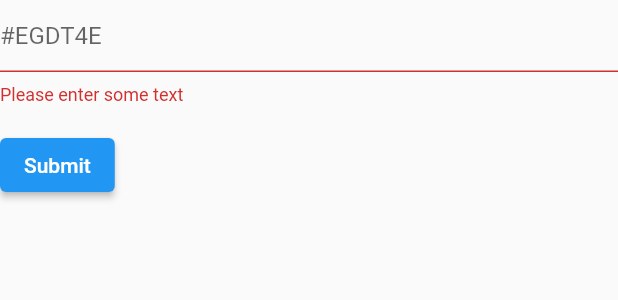
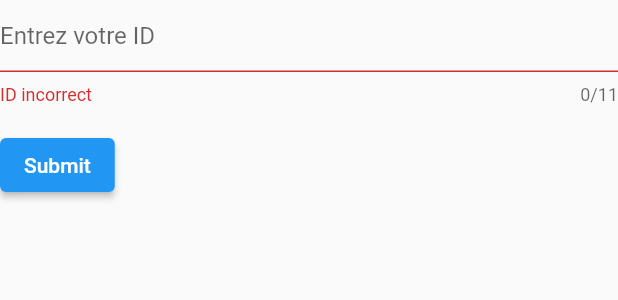
Before and after one commit to MatthysDev/projetflutter, a Flutter app: the Submit widget shown alone on an empty page, opened directly, after a tap on "Submit", on a phone screen of 412 x 824 dp. Shown: the top 300 px of the screen. Run offline on Flutter 3.47's test engine with Material 2 defaults, Android fonts, the phone set to English and light mode, and no system bars; our stand-ins replace dio, flutter_riverpod; network calls fail.

Commit message:
modif submit

```diff
--- a/lib/commun_widget/submit.dart
+++ b/lib/commun_widget/submit.dart
@@ -21,12 +21,13 @@ class _SubmitState extends State<Submit> {
         crossAxisAlignment: CrossAxisAlignment.start,
         children: <Widget>[
           TextFormField(
+            maxLength: 11,
             decoration: const InputDecoration(
-              hintText: '#EGDT4E',
+              hintText: 'Entrez votre ID',
             ),
             validator: (String? value) {
               if (value == null || value.isEmpty) {
-                return 'Please enter some text';
+                return 'ID incorrect';
               }
               return null;
             },
```
